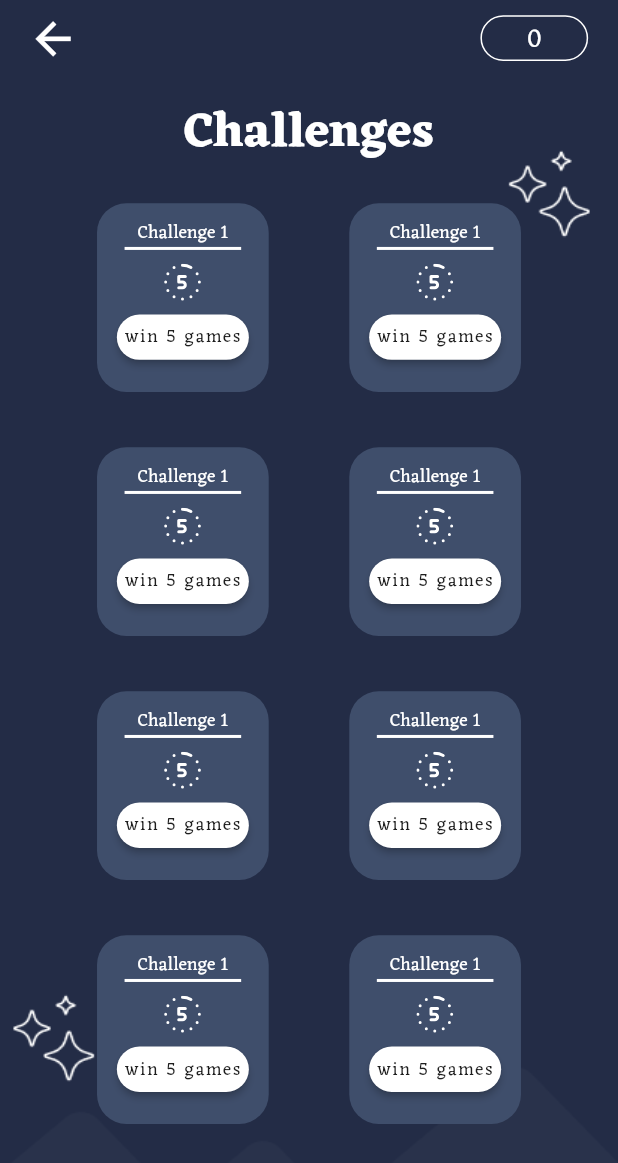
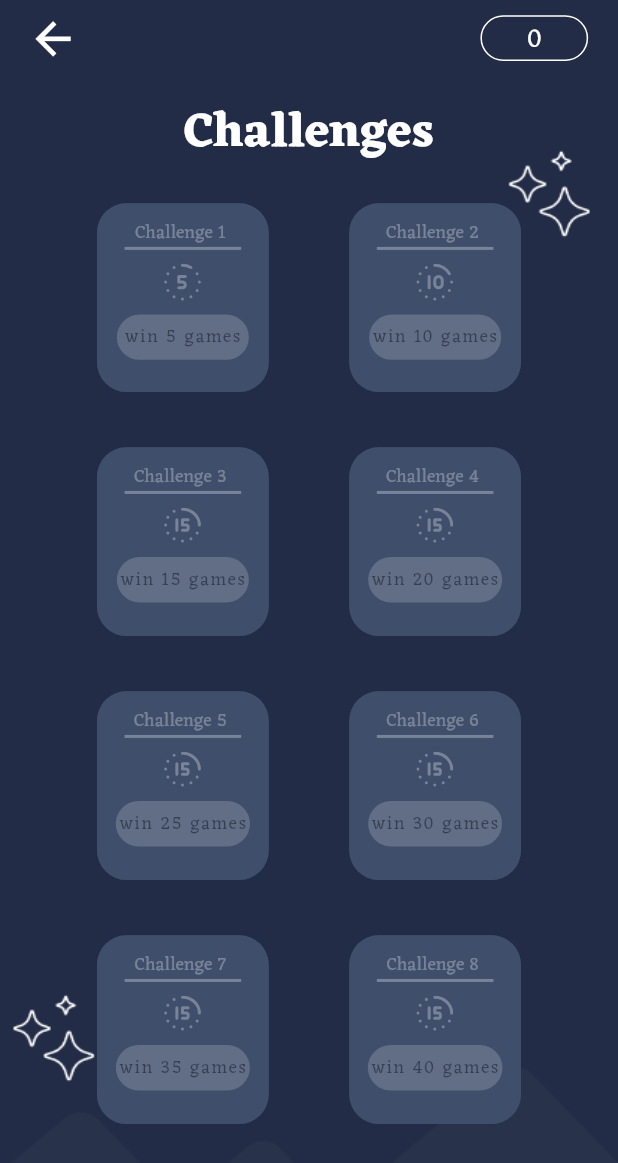
Before and after one commit to aconitum001/Tic-Tac-Toe, a Flutter app: the ChallengesView screen opened directly with empty values, on a phone screen of 412 x 824 dp. Shown: the top 1163 px of the screen. Run offline on Flutter 3.47's test engine with Material 3 defaults, Android fonts, the phone set to English and light mode, and no system bars; our stand-ins replace bloc, carousel_slider, confetti, flutter_bloc, flutter_screenutil, flutter_staggered_animations and 8 more; accounts and stored records are empty.

Commit message:
complete challenges logic

```diff
--- a/lib/core/utils/assets.dart
+++ b/lib/core/utils/assets.dart
@@ -53,6 +53,7 @@ abstract class AppAssets {
   static const String soundOff = "assets/images/icons/icon soundboard_off.svg";
   static const String edit = "assets/images/icons/pencil-alt.svg";
   static const String round5 = "assets/images/icons/round_5.svg";
-  static const String round10 = "assets/images/icons/round_10.png";
-  static const String round15 = "assets/images/icons/round_15.png";
+  static const String round10 = "assets/images/icons/round_10.svg";
+  static const String round15 = "assets/images/icons/round_15.svg";
+  static const String defaultRound = "assets/images/icons/default_round.svg";
 }
--- a/lib/core/utils/constants.dart
+++ b/lib/core/utils/constants.dart
@@ -50,11 +50,11 @@ const List<ChallengeModel> challengesList = [
   ChallengeModel(details: "win 5 games", image: AppAssets.round5),
   ChallengeModel(details: "win 10 games", image: AppAssets.round10),
   ChallengeModel(details: "win 15 games", image: AppAssets.round15),
-  ChallengeModel(details: "win 15 games", image: AppAssets.round15),
   ChallengeModel(details: "win 20 games", image: AppAssets.round15),
   ChallengeModel(details: "win 25 games", image: AppAssets.round15),
   ChallengeModel(details: "win 30 games", image: AppAssets.round15),
   ChallengeModel(details: "win 35 games", image: AppAssets.round15),
+  ChallengeModel(details: "win 40 games", image: AppAssets.round15),
 ];
 
 const String kUserBox = "usersBox";
--- a/lib/core/utils/models/user_model.dart
+++ b/lib/core/utils/models/user_model.dart
@@ -34,6 +34,9 @@ class UserModel extends HiveObject {
   @HiveField(9)
   List<int> unlockedSkins;
 
+  @HiveField(10)
+  List<int> unlockedChallenges;
+
   UserModel({
     required this.userName,
     required this.avatar,
@@ -45,6 +48,7 @@ class UserModel extends HiveObject {
     required this.wins,
     required this.loses,
     required this.unlockedSkins,
+    required this.unlockedChallenges,
   });
 
   @override
--- a/lib/features/create_user/presentation/views/widgets/create_user_view_body.dart
+++ b/lib/features/create_user/presentation/views/widgets/create_user_view_body.dart
@@ -33,6 +33,7 @@ class _CreateUserViewBodyState extends State<CreateUserViewBody> {
     points: 0,
     skinsCollection: [AppAssets.xStyle1, AppAssets.oStyle1],
     challengesFinished: [],
+    unlockedChallenges: [0],
     unlockedSkins: [0],
     selectedSkin: [AppAssets.xStyle1, AppAssets.oStyle1],
     wins: 0,
--- a/lib/features/game/presentation/views/widgets/challenges_grid_view_item.dart
+++ b/lib/features/game/presentation/views/widgets/challenges_grid_view_item.dart
@@ -1,17 +1,30 @@
 import 'package:flutter/material.dart';
 import 'package:flutter_screenutil/flutter_screenutil.dart';
 import 'package:flutter_svg/svg.dart';
-import 'package:tic_tac_toe/core/utils/assets.dart';
 import 'package:tic_tac_toe/core/utils/colors.dart';
 import 'package:tic_tac_toe/core/utils/styles.dart';
 import 'package:tic_tac_toe/features/create_user/presentation/views/widgets/custom_grid_view_button.dart';
+import 'package:tic_tac_toe/features/game/data/models/challenge_model.dart';
 
 class ChallengesGridViewItem extends StatelessWidget {
-  const ChallengesGridViewItem({super.key});
+  const ChallengesGridViewItem({
+    super.key,
+    required this.index,
+    required this.challenge,
+    required this.isLocked,
+    required this.isFinished,
+  });
+
+  final int index;
+  final ChallengeModel challenge;
+  final bool isLocked;
+  final bool isFinished;
 
   @override
   Widget build(BuildContext context) {
-    return Container(
+    return Stack(
+      children: [
+        Container(
           decoration: BoxDecoration(
             color: Theme.of(context).colorScheme.onPrimary,
             borderRadius: BorderRadius.circular(21.42.r),
@@ -21,9 +34,19 @@ class ChallengesGridViewItem extends StatelessWidget {
               SizedBox(
                 height: 10.h,
               ),
+              Row(
+                mainAxisAlignment: MainAxisAlignment.center,
+                children: [
                   Text(
-            "Challenge 1",
+                    "Challenge ${index + 1} ",
                     style: AppStyles.style12,
+                  ),
+                  if (isFinished)
+                    Icon(
+                      Icons.check_circle,
+                      size: 13.w,
+                    )
+                ],
               ),
               Divider(
                 endIndent: 18.45.w,
@@ -35,15 +58,26 @@ class ChallengesGridViewItem extends StatelessWidget {
                 height: 10.h,
               ),
               SvgPicture.asset(
-            AppAssets.round5,
+                challenge.image,
                 color: AppColors.grey3,
               ),
               CustomGridViewButton(
-            text: "win 5 games",
-            onPressed: () {},
+                text: !isFinished ? challenge.details : "Finished",
+                onPressed: isLocked ? null : (isFinished ? null : () {}),
               )
             ],
           ),
+        ),
+        if (isLocked)
+          Positioned.fill(
+            child: Container(
+              decoration: BoxDecoration(
+                color: Theme.of(context).colorScheme.onPrimary.withOpacity(0.7),
+                borderRadius: BorderRadius.circular(21.42.r),
+              ),
+            ),
+          ),
+      ],
     );
   }
 }
--- a/lib/features/game/presentation/views/widgets/challenges_view_body.dart
+++ b/lib/features/game/presentation/views/widgets/challenges_view_body.dart
@@ -1,6 +1,7 @@
 import 'package:flutter/material.dart';
 import 'package:flutter_screenutil/flutter_screenutil.dart';
 import 'package:flutter_staggered_animations/flutter_staggered_animations.dart';
+import 'package:tic_tac_toe/core/utils/constants.dart';
 import 'package:tic_tac_toe/core/utils/models/user_model.dart';
 import 'package:tic_tac_toe/core/utils/styles.dart';
 import 'package:tic_tac_toe/features/game/presentation/views/widgets/challenges_grid_view_item.dart';
@@ -50,16 +51,29 @@ class ChallengesViewBody extends StatelessWidget {
                 childAspectRatio: 1 / 1.1,
               ),
               itemBuilder: (context, index) {
+                bool isLocked = true;
+                bool isFinished = false;
+                if (player1.unlockedChallenges.contains(index)) {
+                  isLocked = false;
+                }
+                if (player1.challengesFinished.contains(index)) {
+                  isFinished = true;
+                }
                 return AnimationConfiguration.staggeredGrid(
                   position: index,
                   columnCount: 2,
                   duration: const Duration(seconds: 1),
-                  child: const ScaleAnimation(
-                    child: ChallengesGridViewItem(),
+                  child: ScaleAnimation(
+                    child: ChallengesGridViewItem(
+                      challenge: challengesList[index],
+                      index: index,
+                      isLocked: isLocked,
+                      isFinished: isFinished,
+                    ),
                   ),
                 );
               },
-              itemCount: 8,
+              itemCount: challengesList.length,
             ),
           ),
         )
--- a/lib/features/game/presentation/views/widgets/create_player_view_body.dart
+++ b/lib/features/game/presentation/views/widgets/create_player_view_body.dart
@@ -30,6 +30,7 @@ class _CreatePlayerViewBodyState extends State<CreatePlayerViewBody> {
     points: 0,
     skinsCollection: [],
     challengesFinished: [],
+    unlockedChallenges: [],
     selectedSkin: [],
     unlockedSkins: [],
     wins: 0,
--- a/lib/features/home/presentation/views/widgets/home_buttons_section.dart
+++ b/lib/features/home/presentation/views/widgets/home_buttons_section.dart
@@ -25,6 +25,7 @@ class HomeButtonsSection extends StatelessWidget {
               points: 0,
               skinsCollection: [],
               unlockedSkins: [],
+              unlockedChallenges: [],
               challengesFinished: [],
               selectedSkin: user.selectedSkin,
               wins: 0,
@@ -71,6 +72,7 @@ class HomeButtonsSection extends StatelessWidget {
               points: 0,
               skinsCollection: [],
               unlockedSkins: [],
+              unlockedChallenges: [],
               challengesFinished: [],
               selectedSkin: user.selectedSkin,
               wins: 0,
```
Also changed, not shown: lib/features/settings/presentation/views/widgets/custom_skin_store_grid_item.dart (+6 -5 lines), assets/images/icons/default_round.svg (added), assets/images/icons/round_10.png (deleted), assets/images/icons/round_10.svg (added), assets/images/icons/round_15.png (deleted), assets/images/icons/round_15.svg (added), assets/images/icons/round_5.png (deleted), assets/images/icons/sound_off.png (deleted), lib/core/utils/models/user_model.g.dart. Lines whose indentation alone changed are shown as unchanged.
